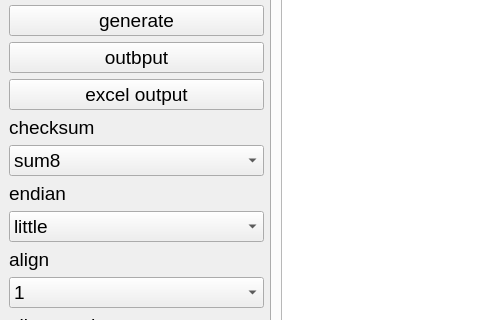
EdXian/packet-generator, file form.ui: the form before one commit; both pictures show x 0 to 480 and y 89 to 409 of the 1179 by 760 pixel window.
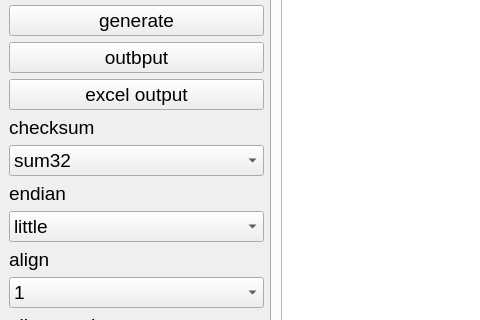
The form after the commit. Icons and pictures are not drawn.

Patch:
```diff
--- a/form.ui
+++ b/form.ui
@@ -124,6 +124,11 @@
           <pointsize>14</pointsize>
          </font>
         </property>
+        <item>
+         <property name="text">
+          <string>sum32</string>
+         </property>
+        </item>
         <item>
          <property name="text">
           <string>sum8</string>
```
Left out of the diff: 5 changed lines with no effect on the pictures.
